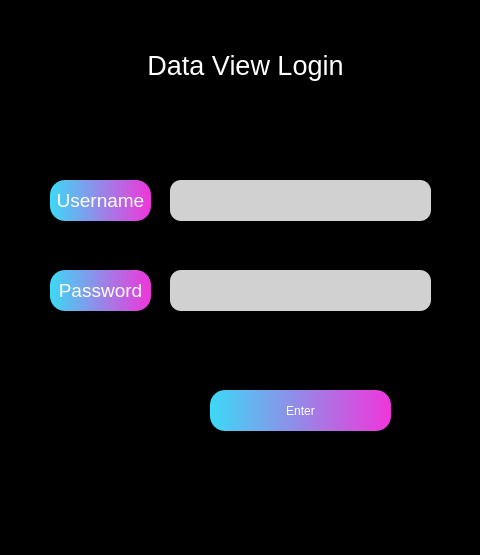
zakerl/Capstone_Project, file PyQt/pyqt_ui/bed_login.ui: the form before one commit.
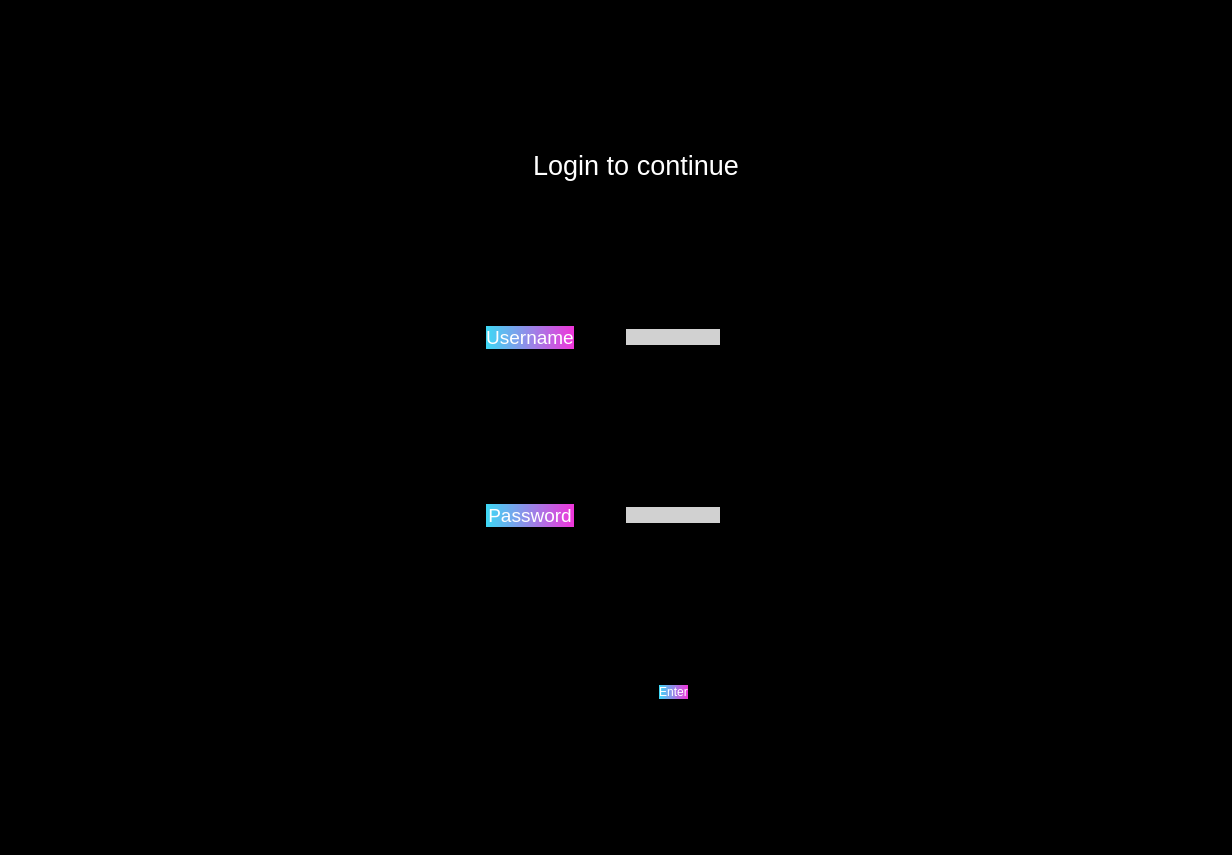
The form after the commit.

What changed in the file:
```diff
--- a/PyQt/pyqt_ui/bed_login.ui
+++ b/PyQt/pyqt_ui/bed_login.ui
@@ -6,8 +6,8 @@
    <rect>
     <x>0</x>
     <y>0</y>
-    <width>480</width>
-    <height>555</height>
+    <width>1232</width>
+    <height>855</height>
    </rect>
   </property>
   <property name="windowTitle">
@@ -16,35 +16,100 @@
   <property name="styleSheet">
    <string notr="true">background-color: rgb(0, 0, 0);</string>
   </property>
+  <layout class="QGridLayout" name="gridLayout">
+   <item row="0" column="5">
+    <spacer name="verticalSpacer_7">
+     <property name="orientation">
+      <enum>Qt::Vertical</enum>
+     </property>
+     <property name="sizeType">
+      <enum>QSizePolicy::Fixed</enum>
+     </property>
+     <property name="sizeHint" stdset="0">
+      <size>
+       <width>20</width>
+       <height>58</height>
+      </size>
+     </property>
+    </spacer>
+   </item>
+   <item row="1" column="0" colspan="2">
+    <spacer name="horizontalSpacer">
+     <property name="orientation">
+      <enum>Qt::Horizontal</enum>
+     </property>
+     <property name="sizeHint" stdset="0">
+      <size>
+       <width>506</width>
+       <height>20</height>
+      </size>
+     </property>
+    </spacer>
+   </item>
+   <item row="1" column="2" colspan="6">
   <widget class="QLabel" name="label">
-   <property name="geometry">
-    <rect>
-     <x>120</x>
-     <y>30</y>
-     <width>251</width>
-     <height>71</height>
-    </rect>
+     <property name="sizePolicy">
+      <sizepolicy hsizetype="Fixed" vsizetype="Fixed">
+       <horstretch>0</horstretch>
+       <verstretch>0</verstretch>
+      </sizepolicy>
    </property>
    <property name="styleSheet">
     <string notr="true">font-size: 20pt;
 color: rgb(255, 255, 255);</string>
    </property>
    <property name="text">
-    <string>Data View Login</string>
+      <string>Login to continue</string>
    </property>
    <property name="alignment">
     <set>Qt::AlignCenter</set>
    </property>
   </widget>
+   </item>
+   <item row="1" column="8">
+    <spacer name="horizontalSpacer_2">
+     <property name="orientation">
+      <enum>Qt::Horizontal</enum>
+     </property>
+     <property name="sizeHint" stdset="0">
+      <size>
+       <width>472</width>
+       <height>20</height>
+      </size>
+     </property>
+    </spacer>
+   </item>
+   <item row="2" column="5">
+    <spacer name="verticalSpacer_4">
+     <property name="orientation">
+      <enum>Qt::Vertical</enum>
+     </property>
+     <property name="sizeType">
+      <enum>QSizePolicy::Fixed</enum>
+     </property>
+     <property name="sizeHint" stdset="0">
+      <size>
+       <width>20</width>
+       <height>58</height>
+      </size>
+     </property>
+    </spacer>
+   </item>
+   <item row="3" column="0">
+    <spacer name="horizontalSpacer_3">
+     <property name="orientation">
+      <enum>Qt::Horizontal</enum>
+     </property>
+     <property name="sizeHint" stdset="0">
+      <size>
+       <width>473</width>
+       <height>20</height>
+      </size>
+     </property>
+    </spacer>
+   </item>
+   <item row="3" column="1" colspan="2">
   <widget class="QLabel" name="label_2">
-   <property name="geometry">
-    <rect>
-     <x>50</x>
-     <y>180</y>
-     <width>101</width>
-     <height>41</height>
-    </rect>
-   </property>
    <property name="styleSheet">
     <string notr="true">font-size: 14pt;background-color: qlineargradient(spread:pad, x1:0, y1:0, x2:1, y2:0, stop:0 rgba(61, 217, 245, 255), stop:1 rgba(240, 53, 218, 255));
 font: 9pt &quot;Microsoft YaHei UI&quot;;
@@ -59,15 +124,91 @@
     <set>Qt::AlignCenter</set>
    </property>
   </widget>
+   </item>
+   <item row="3" column="3">
+    <spacer name="horizontalSpacer_9">
+     <property name="orientation">
+      <enum>Qt::Horizontal</enum>
+     </property>
+     <property name="sizeType">
+      <enum>QSizePolicy::Fixed</enum>
+     </property>
+     <property name="sizeHint" stdset="0">
+      <size>
+       <width>40</width>
+       <height>20</height>
+      </size>
+     </property>
+    </spacer>
+   </item>
+   <item row="3" column="4" colspan="3">
+    <widget class="QLineEdit" name="lineEdit">
+     <property name="styleSheet">
+      <string notr="true">background-color: rgb(209, 209, 209);
+border-radius: 11px;</string>
+     </property>
+    </widget>
+   </item>
+   <item row="3" column="7" colspan="2">
+    <spacer name="horizontalSpacer_6">
+     <property name="orientation">
+      <enum>Qt::Horizontal</enum>
+     </property>
+     <property name="sizeHint" stdset="0">
+      <size>
+       <width>503</width>
+       <height>20</height>
+      </size>
+     </property>
+    </spacer>
+   </item>
+   <item row="4" column="1">
+    <spacer name="verticalSpacer_3">
+     <property name="orientation">
+      <enum>Qt::Vertical</enum>
+     </property>
+     <property name="sizeType">
+      <enum>QSizePolicy::Fixed</enum>
+     </property>
+     <property name="sizeHint" stdset="0">
+      <size>
+       <width>20</width>
+       <height>68</height>
+      </size>
+     </property>
+    </spacer>
+   </item>
+   <item row="4" column="5">
+    <spacer name="verticalSpacer_2">
+     <property name="orientation">
+      <enum>Qt::Vertical</enum>
+     </property>
+     <property name="sizeType">
+      <enum>QSizePolicy::Fixed</enum>
+     </property>
+     <property name="sizeHint" stdset="0">
+      <size>
+       <width>20</width>
+       <height>68</height>
+      </size>
+     </property>
+    </spacer>
+   </item>
+   <item row="5" column="0">
+    <spacer name="horizontalSpacer_4">
+     <property name="orientation">
+      <enum>Qt::Horizontal</enum>
+     </property>
+     <property name="sizeHint" stdset="0">
+      <size>
+       <width>473</width>
+       <height>20</height>
+      </size>
+     </property>
+    </spacer>
+   </item>
+   <item row="5" column="1" colspan="2">
   <widget class="QLabel" name="label_3">
-   <property name="geometry">
-    <rect>
-     <x>50</x>
-     <y>270</y>
-     <width>101</width>
-     <height>41</height>
-    </rect>
-   </property>
    <property name="styleSheet">
     <string notr="true">font-size: 14pt;background-color: qlineargradient(spread:pad, x1:0, y1:0, x2:1, y2:0, stop:0 rgba(61, 217, 245, 255), stop:1 rgba(240, 53, 218, 255));
 font: 9pt &quot;Microsoft YaHei UI&quot;;
@@ -82,43 +223,75 @@
     <set>Qt::AlignCenter</set>
    </property>
   </widget>
-  <widget class="QLineEdit" name="lineEdit">
-   <property name="geometry">
-    <rect>
-     <x>170</x>
-     <y>180</y>
-     <width>261</width>
-     <height>41</height>
-    </rect>
-   </property>
-   <property name="styleSheet">
-    <string notr="true">background-color: rgb(209, 209, 209);
-border-radius: 11px;</string>
-   </property>
-  </widget>
+   </item>
+   <item row="5" column="3">
+    <spacer name="horizontalSpacer_10">
+     <property name="orientation">
+      <enum>Qt::Horizontal</enum>
+     </property>
+     <property name="sizeType">
+      <enum>QSizePolicy::Fixed</enum>
+     </property>
+     <property name="sizeHint" stdset="0">
+      <size>
+       <width>40</width>
+       <height>20</height>
+      </size>
+     </property>
+    </spacer>
+   </item>
+   <item row="5" column="4" colspan="3">
   <widget class="QLineEdit" name="lineEdit_2">
-   <property name="geometry">
-    <rect>
-     <x>170</x>
-     <y>270</y>
-     <width>261</width>
-     <height>41</height>
-    </rect>
-   </property>
    <property name="styleSheet">
     <string notr="true">background-color: rgb(209, 209, 209);
 border-radius: 11px;</string>
    </property>
   </widget>
+   </item>
+   <item row="5" column="7" colspan="2">
+    <spacer name="horizontalSpacer_5">
+     <property name="orientation">
+      <enum>Qt::Horizontal</enum>
+     </property>
+     <property name="sizeHint" stdset="0">
+      <size>
+       <width>503</width>
+       <height>20</height>
+      </size>
+     </property>
+    </spacer>
+   </item>
+   <item row="6" column="5">
+    <spacer name="verticalSpacer_5">
+     <property name="orientation">
+      <enum>Qt::Vertical</enum>
+     </property>
+     <property name="sizeType">
+      <enum>QSizePolicy::Fixed</enum>
+     </property>
+     <property name="sizeHint" stdset="0">
+      <size>
+       <width>20</width>
+       <height>68</height>
+      </size>
+     </property>
+    </spacer>
+   </item>
+   <item row="7" column="0" colspan="5">
+    <spacer name="horizontalSpacer_7">
+     <property name="orientation">
+      <enum>Qt::Horizontal</enum>
+     </property>
+     <property name="sizeHint" stdset="0">
+      <size>
+       <width>624</width>
+       <height>20</height>
+      </size>
+     </property>
+    </spacer>
+   </item>
+   <item row="7" column="5">
   <widget class="QPushButton" name="pushButton">
-   <property name="geometry">
-    <rect>
-     <x>210</x>
-     <y>390</y>
-     <width>181</width>
-     <height>41</height>
-    </rect>
-   </property>
    <property name="styleSheet">
     <string notr="true">background-color: qlineargradient(spread:pad, x1:0, y1:0, x2:1, y2:0, stop:0 rgba(61, 217, 245, 255), stop:1 rgba(240, 53, 218, 255));
 font: 9pt &quot;Microsoft YaHei UI&quot;;
@@ -130,6 +303,37 @@
     <string>Enter</string>
    </property>
   </widget>
+   </item>
+   <item row="7" column="6" colspan="3">
+    <spacer name="horizontalSpacer_8">
+     <property name="orientation">
+      <enum>Qt::Horizontal</enum>
+     </property>
+     <property name="sizeHint" stdset="0">
+      <size>
+       <width>540</width>
+       <height>20</height>
+      </size>
+     </property>
+    </spacer>
+   </item>
+   <item row="8" column="5">
+    <spacer name="verticalSpacer_6">
+     <property name="orientation">
+      <enum>Qt::Vertical</enum>
+     </property>
+     <property name="sizeType">
+      <enum>QSizePolicy::Fixed</enum>
+     </property>
+     <property name="sizeHint" stdset="0">
+      <size>
+       <width>20</width>
+       <height>58</height>
+      </size>
+     </property>
+    </spacer>
+   </item>
+  </layout>
  </widget>
  <resources/>
  <connections/>
```
Lines whose indentation alone changed are shown as unchanged.
